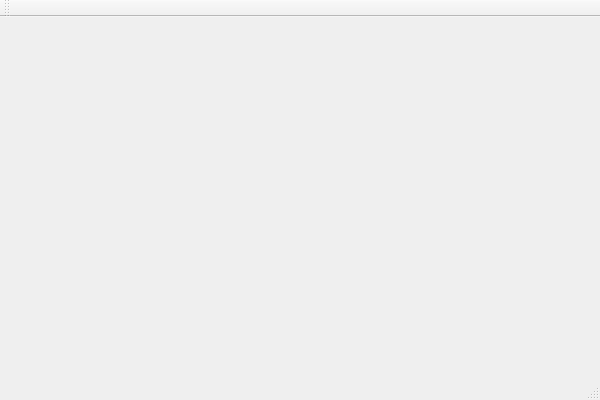
Above: ITM_OBJ_Auto_SCAN/ITM_OBJ_Auto_SCAN/ITM_OBJ_Auto_SCAN.ui from WSX741405/ITM_OBJ_Auto_Scan before the change. Below: the same form after it.
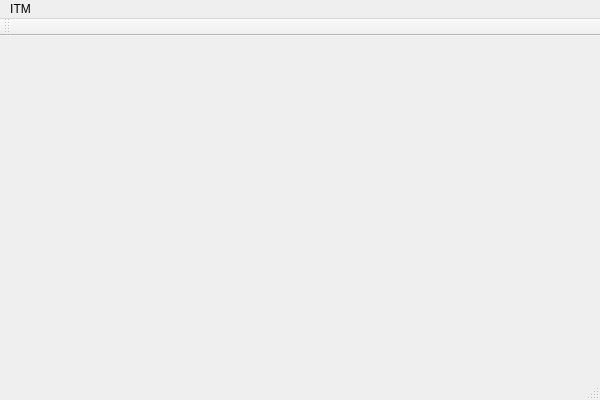
That is the form after the change. Custom widgets are drawn as their Qt base class.

Commit message: version 1.1.2 - dev 1. combine project InputSource into ITM_OBJ_Auto_Scan 2. grabber observer

What changed in the file:
```diff
--- a/ITM_OBJ_Auto_SCAN/ITM_OBJ_Auto_SCAN/ITM_OBJ_Auto_SCAN.ui
+++ b/ITM_OBJ_Auto_SCAN/ITM_OBJ_Auto_SCAN/ITM_OBJ_Auto_SCAN.ui
@@ -34,6 +34,13 @@
      <height>21</height>
     </rect>
    </property>
+   <widget class="QMenu" name="menuITM">
+    <property name="title">
+     <string>ITM</string>
+    </property>
+    <addaction name="_processFrameAction"/>
+   </widget>
+   <addaction name="menuITM"/>
   </widget>
   <widget class="QToolBar" name="mainToolBar">
    <attribute name="toolBarArea">
```
Left out of the diff: 5 changed lines with no effect on the pictures. The commit also changes 92 other files.
